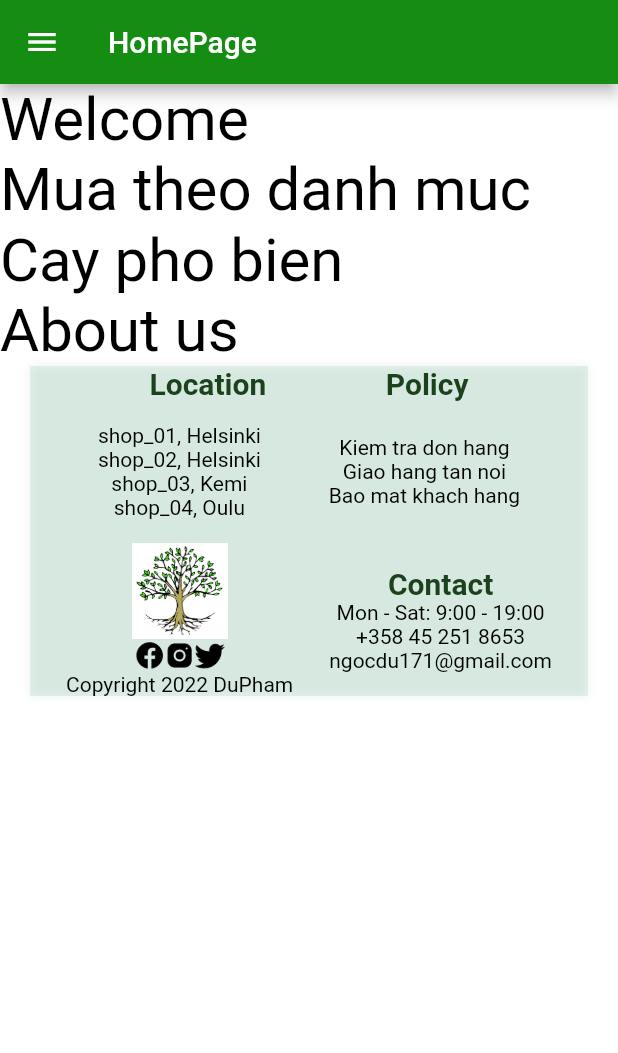
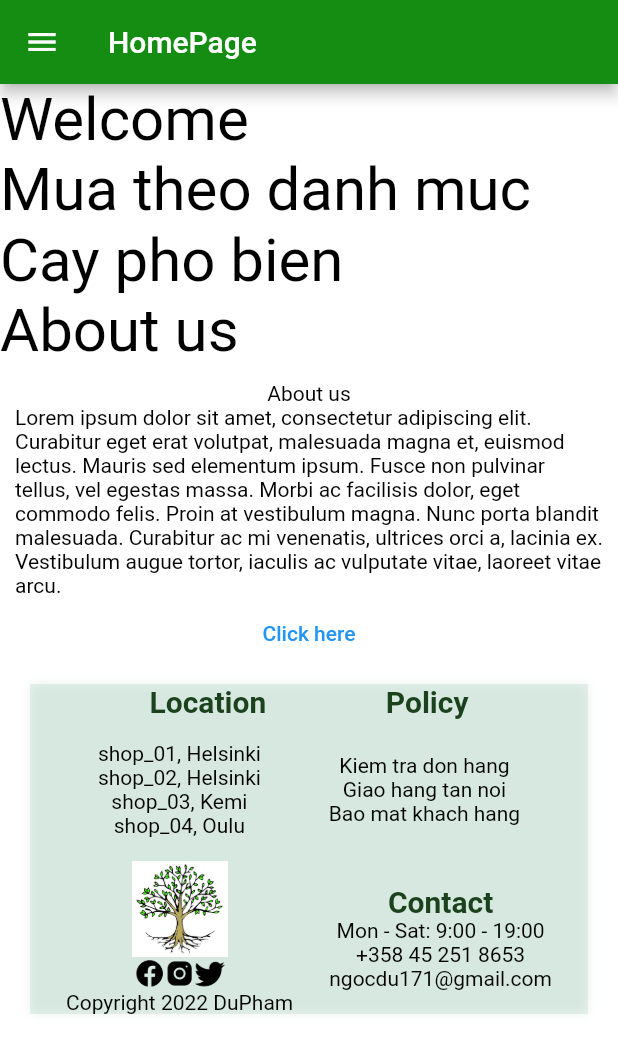
Before and after one commit to ngocdu171/Plants-Shop-App, a Flutter app: the screen it shows after launch, on a phone screen of 412 x 824 dp. Shown: the top 1053 px of the screen. Run offline on Flutter 3.47's test engine with Material 2 defaults, Android fonts, the phone set to English and light mode, and no system bars; our stand-ins replace google_fonts.

Commit message:
create about us widget

```diff
--- a/plantshopapps/lib/screens/homepage.dart
+++ b/plantshopapps/lib/screens/homepage.dart
@@ -1,4 +1,5 @@
 import 'package:flutter/material.dart';
+import 'package:plantshopapps/widgets/aboutus.dart';
 import 'package:plantshopapps/widgets/footer.dart';
 
 
@@ -19,6 +20,7 @@ class HomePage extends StatelessWidget {
           Text('Mua theo danh muc', style: TextStyle(fontSize: 40),),
           Text('Cay pho bien', style: TextStyle(fontSize: 40),),
           Text('About us', style: TextStyle(fontSize: 40),),
+          AboutUs(),
           Footer(),
         ],
       ),
--- /dev/null
+++ b/plantshopapps/lib/widgets/aboutus.dart
@@ -0,0 +1,32 @@
+import 'dart:ui';
+
+import 'package:flutter/material.dart';
+
+class AboutUs extends StatelessWidget {
+  const AboutUs({ Key? key }) : super(key: key);
+
+  @override
+  Widget build(BuildContext context) {
+    return Container(
+      padding: const EdgeInsets.all(10),
+      child: Column(
+        children: [
+          const Text('About us'),
+          const Text('Lorem ipsum dolor sit amet, consectetur adipiscing elit. Curabitur eget erat volutpat, malesuada magna et, euismod lectus. Mauris sed elementum ipsum. Fusce non pulvinar tellus, vel egestas massa. Morbi ac facilisis dolor, eget commodo felis. Proin at vestibulum magna. Nunc porta blandit malesuada. Curabitur ac mi venenatis, ultrices orci a, lacinia ex. Vestibulum augue tortor, iaculis ac vulputate vitae, laoreet vitae arcu.'),
+          TextButton(
+            style: ButtonStyle(
+              foregroundColor: MaterialStateProperty.all(Colors.blue),
+              backgroundColor: MaterialStateProperty.resolveWith<Color?>((Set<MaterialState> states) {
+                if (states.contains(MaterialState.disabled)) {
+                  return Colors.red;
+                }
+                return null;
+              })
+            ),
+            onPressed: () {},
+            child: const Text('Click here'))
+        ],
+      ),
+    );
+  }
+}
```
